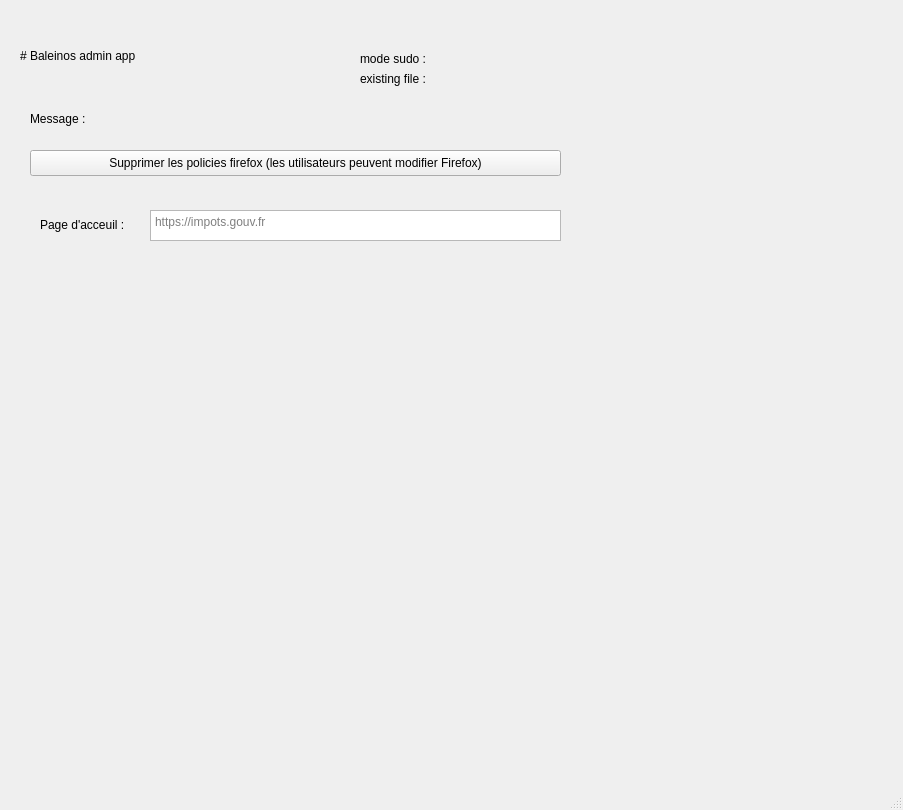
Old version of the form admin-assets/baleinos-admin-app/form.ui in the repository ad2ien/balenos.
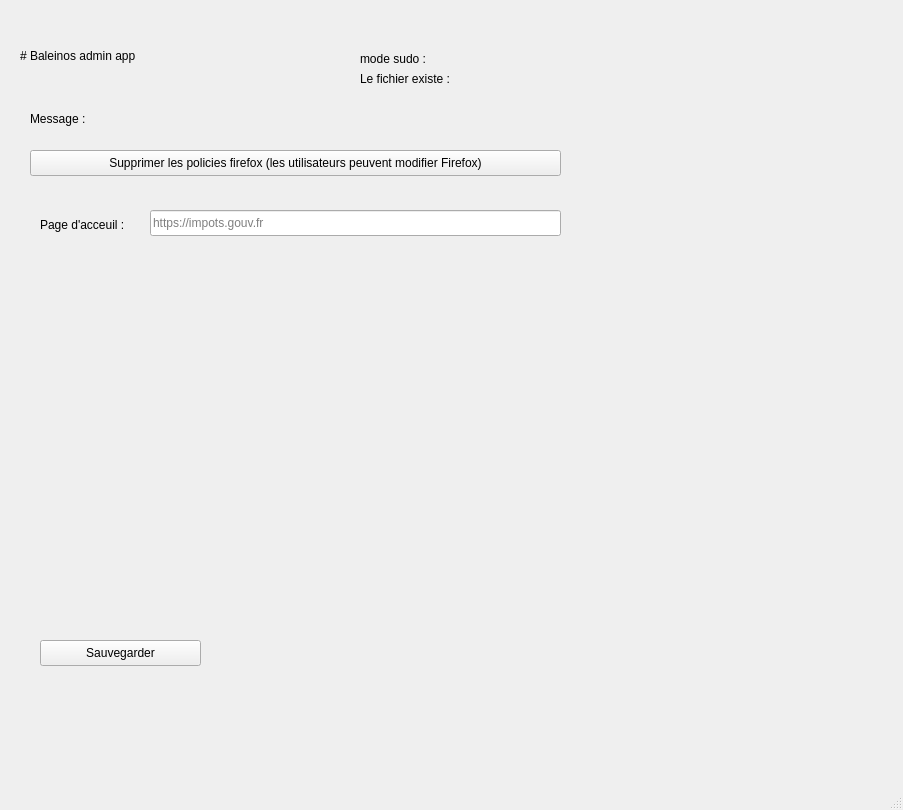
New version of the form.

Commit message: ♻️  make a class out of the Qwindow & save button

The edit to the form file:
```diff
--- a/admin-assets/baleinos-admin-app/form.ui
+++ b/admin-assets/baleinos-admin-app/form.ui
@@ -46,7 +46,7 @@
    <widget class="QLabel" name="sudo_indicator_label">
     <property name="geometry">
      <rect>
-      <x>470</x>
+      <x>480</x>
       <y>50</y>
       <width>66</width>
       <height>18</height>
@@ -105,18 +105,18 @@
      <rect>
       <x>360</x>
       <y>70</y>
-      <width>91</width>
+      <width>111</width>
       <height>18</height>
      </rect>
     </property>
     <property name="text">
-     <string>existing file :</string>
+     <string>Le fichier existe :</string>
     </property>
    </widget>
    <widget class="QLabel" name="file_indicator_label">
     <property name="geometry">
      <rect>
-      <x>470</x>
+      <x>480</x>
       <y>70</y>
       <width>66</width>
       <height>18</height>
@@ -139,13 +139,26 @@
      <string>Page d'acceuil :</string>
     </property>
    </widget>
-   <widget class="QTextEdit" name="homepage_edit">
+   <widget class="QPushButton" name="save_button">
+    <property name="geometry">
+     <rect>
+      <x>40</x>
+      <y>640</y>
+      <width>161</width>
+      <height>26</height>
+     </rect>
+    </property>
+    <property name="text">
+     <string>Sauvegarder</string>
+    </property>
+   </widget>
+   <widget class="QLineEdit" name="homepage_edit">
     <property name="geometry">
      <rect>
       <x>150</x>
       <y>210</y>
       <width>411</width>
-      <height>31</height>
+      <height>26</height>
      </rect>
     </property>
     <property name="placeholderText">
```
The commit also changes 1 other file.
